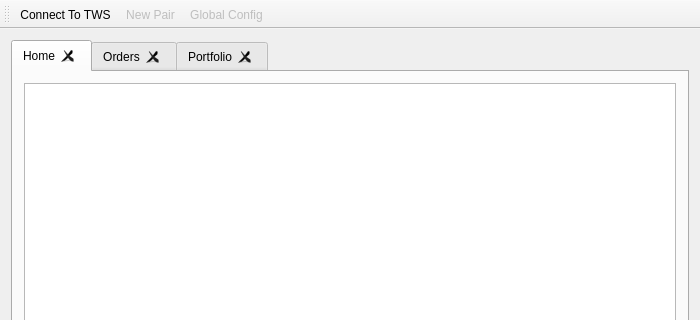
This is mainwindow.ui in ProDataLab/nkny as Qt 5 draws it before an edit; both pictures show x 0 to 700 and y 0 to 320 of the 700 by 500 pixel window. The edited form follows.
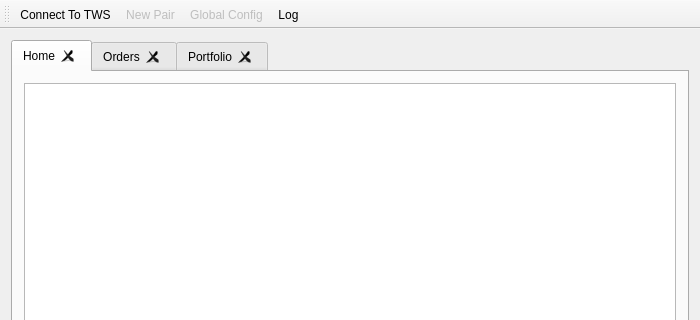
This is the edited form. The open tabs and pages were chosen to show the change. Custom widgets are drawn as their Qt base class.

Commit message: added log dialog and popup for bad security definitions

The edit to the form file:
```diff
--- a/mainwindow.ui
+++ b/mainwindow.ui
@@ -90,6 +90,7 @@
    <addaction name="actionConnect_To_TWS"/>
    <addaction name="action_New"/>
    <addaction name="actionGlobal_Config"/>
+   <addaction name="action_Log_Dialog"/>
   </widget>
   <widget class="QStatusBar" name="statusBar"/>
   <action name="action_New">
@@ -119,6 +120,11 @@
     <string>Global Config</string>
    </property>
   </action>
+  <action name="action_Log_Dialog">
+   <property name="text">
+    <string>&amp;Log</string>
+   </property>
+  </action>
  </widget>
  <layoutdefault spacing="6" margin="11"/>
  <customwidgets>
```
Left out of the diff: 2 changed lines with no effect on the pictures. The commit also changes 8 other files.
